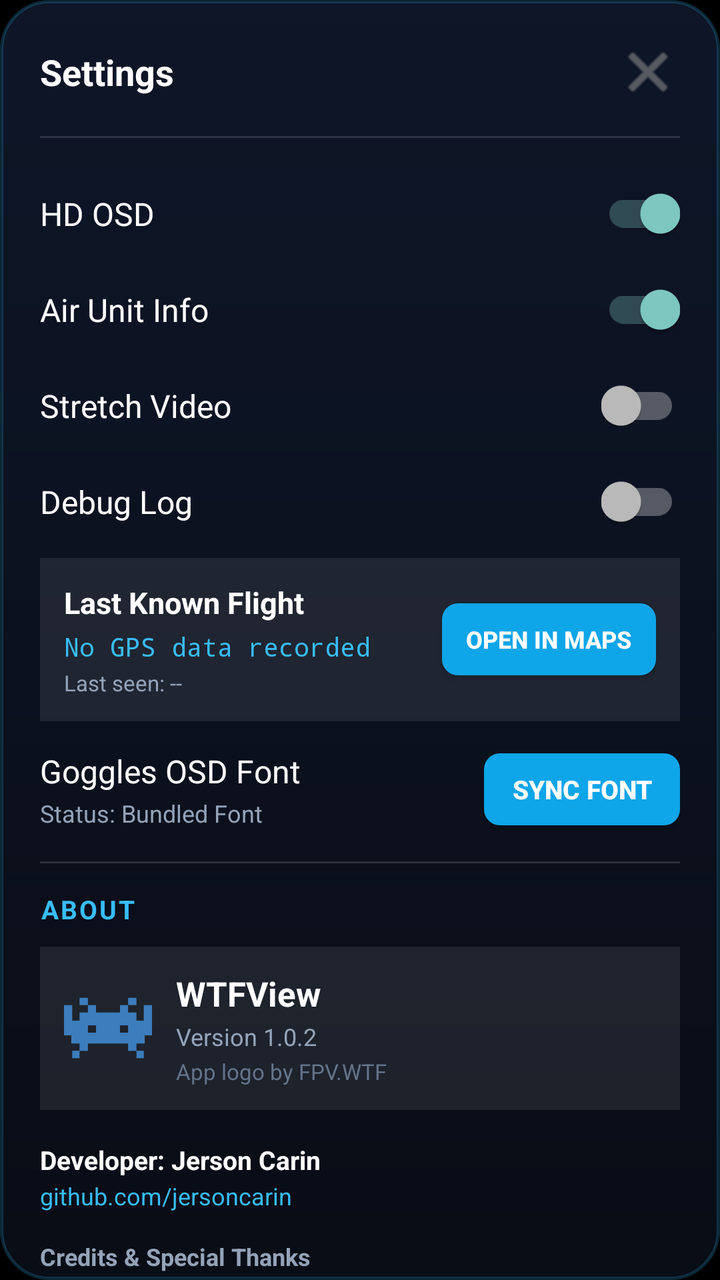
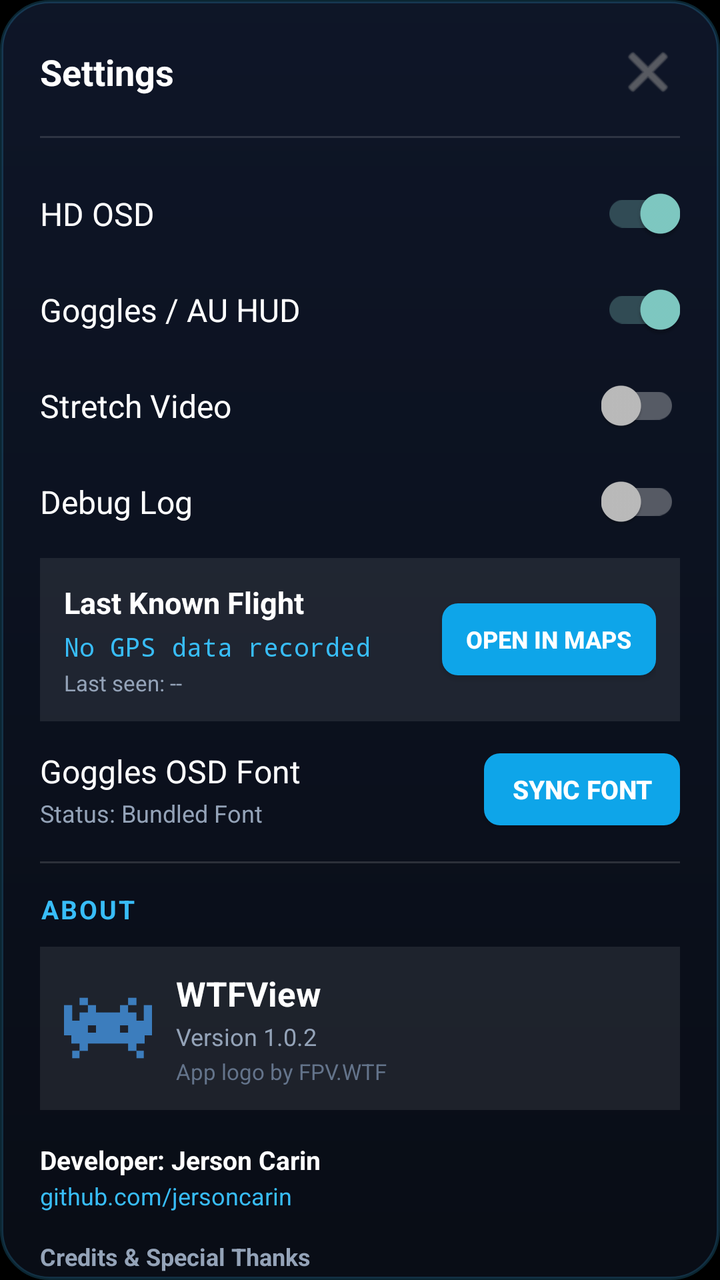

The first picture is an Android layout as it rendered before a commit; the second is the same layout after the commit. The layout source and the unified diff follow.
<!-- AndroidManifest.xml: application theme Theme.WTFView -->
<!-- res/layout/dialog_settings.xml -->
<?xml version="1.0" encoding="utf-8"?>
<ScrollView xmlns:android="http://schemas.android.com/apk/res/android"
    xmlns:app="http://schemas.android.com/apk/res-auto"
    android:layout_width="match_parent"
    android:layout_height="wrap_content"
    android:background="@drawable/bg_card_waiting"
    android:scrollbars="none"
    android:overScrollMode="never">

    <LinearLayout
        android:layout_width="match_parent"
        android:layout_height="wrap_content"
        android:orientation="vertical"
        android:padding="20dp">

        <LinearLayout
            android:layout_width="match_parent"
            android:layout_height="wrap_content"
            android:orientation="horizontal"
            android:gravity="center_vertical"
            android:layout_marginBottom="16dp">

            <TextView
                android:layout_width="0dp"
                android:layout_height="wrap_content"
                android:layout_weight="1"
                android:text="Settings"
                android:textColor="#FFFFFF"
                android:textSize="18sp"
                android:textStyle="bold" />

            <ImageButton
                android:id="@+id/btnCloseSettings"
                android:layout_width="32dp"
                android:layout_height="32dp"
                android:background="?attr/selectableItemBackgroundBorderless"
                android:src="@android:drawable/ic_menu_close_clear_cancel"
                app:tint="#888888" />
        </LinearLayout>

        <View
            android:layout_width="match_parent"
            android:layout_height="1dp"
            android:background="#22FFFFFF"
            android:layout_marginBottom="14dp" />

        <LinearLayout
            android:layout_width="match_parent"
            android:layout_height="48dp"
            android:orientation="horizontal"
            android:gravity="center_vertical">

            <TextView
                android:layout_width="0dp"
                android:layout_height="wrap_content"
                android:layout_weight="1"
                android:text="HD OSD"
                android:textColor="#FFFFFF"
                android:textSize="16sp" />

            <androidx.appcompat.widget.SwitchCompat
                android:id="@+id/switchOsd"
                android:layout_width="wrap_content"
                android:layout_height="wrap_content"
                android:checked="true" />
        </LinearLayout>

        <LinearLayout
            android:layout_width="match_parent"
            android:layout_height="48dp"
            android:orientation="horizontal"
            android:gravity="center_vertical">

            <TextView
                android:layout_width="0dp"
                android:layout_height="wrap_content"
                android:layout_weight="1"
                android:text="Air Unit Info"
                android:textColor="#FFFFFF"
                android:textSize="16sp" />

            <androidx.appcompat.widget.SwitchCompat
                android:id="@+id/switchAuHud"
                android:layout_width="wrap_content"
                android:layout_height="wrap_content"
                android:checked="true" />
        </LinearLayout>

        <LinearLayout
            android:layout_width="match_parent"
            android:layout_height="48dp"
            android:orientation="horizontal"
            android:gravity="center_vertical">

            <TextView
                android:layout_width="0dp"
                android:layout_height="wrap_content"
                android:layout_weight="1"
                android:text="Stretch Video"
                android:textColor="#FFFFFF"
                android:textSize="16sp" />

            <androidx.appcompat.widget.SwitchCompat
                android:id="@+id/switchStretch"
                android:layout_width="wrap_content"
                android:layout_height="wrap_content"
                android:checked="false" />
        </LinearLayout>

        <LinearLayout
            android:layout_width="match_parent"
            android:layout_height="48dp"
            android:orientation="horizontal"
            android:gravity="center_vertical">

            <TextView
                android:layout_width="0dp"
                android:layout_height="wrap_content"
                android:layout_weight="1"
                android:text="Debug Log"
                android:textColor="#FFFFFF"
                android:textSize="16sp" />

            <androidx.appcompat.widget.SwitchCompat
                android:id="@+id/switchDebugLog"
                android:layout_width="wrap_content"
                android:layout_height="wrap_content"
                android:checked="false" />
        </LinearLayout>

        <LinearLayout
            android:layout_width="match_parent"
            android:layout_height="wrap_content"
            android:orientation="vertical"
            android:background="#15FFFFFF"
            android:padding="12dp"
            android:layout_marginTop="4dp"
            android:layout_marginBottom="12dp">

            <LinearLayout
                android:layout_width="match_parent"
                android:layout_height="wrap_content"
                android:orientation="horizontal"
                android:gravity="center_vertical">

                <LinearLayout
                    android:layout_width="0dp"
                    android:layout_height="wrap_content"
                    android:layout_weight="1"
                    android:orientation="vertical">

                    <TextView
                        android:layout_width="wrap_content"
                        android:layout_height="wrap_content"
                        android:text="Last Known Flight"
                        android:textColor="#FFFFFF"
                        android:textSize="15sp"
                        android:textStyle="bold" />

                    <TextView
                        android:id="@+id/tvLastGpsCoords"
                        android:layout_width="wrap_content"
                        android:layout_height="wrap_content"
                        android:text="No GPS data recorded"
                        android:textColor="#38BDF8"
                        android:textSize="13sp"
                        android:fontFamily="monospace"
                        android:layout_marginTop="3dp" />

                    <TextView
                        android:id="@+id/tvLastGpsTime"
                        android:layout_width="wrap_content"
                        android:layout_height="wrap_content"
                        android:text="Last seen: --"
                        android:textColor="#94A3B8"
                        android:textSize="11sp"
                        android:layout_marginTop="2dp" />
                </LinearLayout>

                <Button
                    android:id="@+id/btnOpenInMaps"
                    android:layout_width="wrap_content"
                    android:layout_height="36dp"
                    android:text="Open in Maps"
                    android:textSize="12sp"
                    android:textStyle="bold"
                    android:textColor="#FFFFFF"
                    android:background="@drawable/bg_button_sync"
                    android:paddingStart="12dp"
                    android:paddingEnd="12dp" />
            </LinearLayout>
        </LinearLayout>


        <LinearLayout
            android:layout_width="match_parent"
            android:layout_height="wrap_content"
            android:orientation="horizontal"
            android:gravity="center_vertical"
            android:paddingTop="2dp"
            android:paddingBottom="2dp">

            <LinearLayout
                android:layout_width="0dp"
                android:layout_height="wrap_content"
                android:layout_weight="1"
                android:orientation="vertical">

                <TextView
                    android:layout_width="wrap_content"
                    android:layout_height="wrap_content"
                    android:text="Goggles OSD Font"
                    android:textColor="#FFFFFF"
                    android:textSize="16sp" />

                <TextView
                    android:id="@+id/tvFontStatus"
                    android:layout_width="wrap_content"
                    android:layout_height="wrap_content"
                    android:text="Status: Bundled Font"
                    android:textColor="#94A3B8"
                    android:textSize="12sp"
                    android:layout_marginTop="2dp" />
            </LinearLayout>

            <Button
                android:id="@+id/btnSyncFont"
                android:layout_width="wrap_content"
                android:layout_height="36dp"
                android:text="Sync Font"
                android:textSize="13sp"
                android:textStyle="bold"
                android:textColor="#FFFFFF"
                android:background="@drawable/bg_button_sync"
                android:paddingStart="14dp"
                android:paddingEnd="14dp" />
        </LinearLayout>

        <View
            android:layout_width="match_parent"
            android:layout_height="1dp"
            android:background="#22FFFFFF"
            android:layout_marginTop="14dp"
            android:layout_marginBottom="14dp" />

        <TextView
            android:layout_width="wrap_content"
            android:layout_height="wrap_content"
            android:text="About"
            android:textColor="#38BDF8"
            android:textSize="13sp"
            android:textStyle="bold"
            android:textAllCaps="true"
            android:letterSpacing="0.08"
            android:layout_marginBottom="10dp" />

        <LinearLayout
            android:layout_width="match_parent"
            android:layout_height="wrap_content"
            android:orientation="horizontal"
            android:gravity="center_vertical"
            android:background="#15FFFFFF"
            android:padding="12dp"
            android:layout_marginBottom="12dp">

            <ImageView
                android:layout_width="44dp"
                android:layout_height="44dp"
                android:src="@drawable/app_logo"
                android:layout_marginEnd="12dp"
                android:contentDescription="WTFView Logo" />

            <LinearLayout
                android:layout_width="0dp"
                android:layout_height="wrap_content"
                android:layout_weight="1"
                android:orientation="vertical">

                <TextView
                    android:layout_width="wrap_content"
                    android:layout_height="wrap_content"
                    android:text="WTFView"
                    android:textColor="#FFFFFF"
                    android:textSize="17sp"
                    android:textStyle="bold" />

                <TextView
                    android:id="@+id/tvAppVersion"
                    android:layout_width="wrap_content"
                    android:layout_height="wrap_content"
                    android:text="Version 1.0.2"
                    android:textColor="#94A3B8"
                    android:textSize="12sp"
                    android:layout_marginTop="2dp" />

                <TextView
                    android:layout_width="wrap_content"
                    android:layout_height="wrap_content"
                    android:text="App logo by FPV.WTF"
                    android:textColor="#64748B"
                    android:textSize="11sp"
                    android:layout_marginTop="2dp" />
            </LinearLayout>
        </LinearLayout>

        <LinearLayout
            android:id="@+id/layoutDevLink"
            android:layout_width="match_parent"
            android:layout_height="wrap_content"
            android:orientation="vertical"
            android:clickable="true"
            android:focusable="true"
            android:background="?attr/selectableItemBackground"
            android:paddingTop="4dp"
            android:paddingBottom="8dp">

            <TextView
                android:layout_width="wrap_content"
                android:layout_height="wrap_content"
                android:text="Developer: Jerson Carin"
                android:textColor="#FFFFFF"
                android:textSize="13sp"
                android:textStyle="bold" />

            <TextView
                android:layout_width="wrap_content"
                android:layout_height="wrap_content"
                android:text="github.com/jersoncarin"
                android:textColor="#38BDF8"
                android:textSize="12sp"
                android:layout_marginTop="1dp" />
        </LinearLayout>

        <TextView
            android:layout_width="wrap_content"
            android:layout_height="wrap_content"
            android:text="Credits &amp; Special Thanks"
            android:textColor="#94A3B8"
            android:textSize="12sp"
            android:textStyle="bold"
            android:layout_marginTop="6dp"
            android:layout_marginBottom="4dp" />

        <LinearLayout
            android:id="@+id/layoutFpvWtfLink"
            android:layout_width="match_parent"
            android:layout_height="wrap_content"
            android:orientation="vertical"
            android:clickable="true"
            android:focusable="true"
            android:background="?attr/selectableItemBackground"
            android:paddingTop="4dp"
            android:paddingBottom="6dp">

            <TextView
                android:layout_width="wrap_content"
                android:layout_height="wrap_content"
                android:text="FPV.WTF (Logo &amp; Projects)"
                android:textColor="#E2E8F0"
                android:textSize="12sp" />

            <TextView
                android:layout_width="wrap_content"
                android:layout_height="wrap_content"
                android:text="https://github.com/fpv-wtf/"
                android:textColor="#38BDF8"
                android:textSize="11sp" />
        </LinearLayout>

        <LinearLayout
            android:id="@+id/layoutDigiViewLink"
            android:layout_width="match_parent"
            android:layout_height="wrap_content"
            android:orientation="vertical"
            android:clickable="true"
            android:focusable="true"
            android:background="?attr/selectableItemBackground"
            android:paddingTop="4dp"
            android:paddingBottom="4dp">

            <TextView
                android:layout_width="wrap_content"
                android:layout_height="wrap_content"
                android:text="DigiView-Android (fpvout)"
                android:textColor="#E2E8F0"
                android:textSize="12sp" />

            <TextView
                android:layout_width="wrap_content"
                android:layout_height="wrap_content"
                android:text="https://github.com/fpvout/DigiView-Android"
                android:textColor="#38BDF8"
                android:textSize="11sp" />
        </LinearLayout>

    </LinearLayout>
</ScrollView>
<!-- resources referenced by this layout -->
<resources>
  <!-- drawable app_logo: png bitmap (drawable, 833 bytes) -->
  <!-- drawable bg_button_sync (drawable) -->
  <?xml version="1.0" encoding="utf-8"?>
  <selector xmlns:android="http://schemas.android.com/apk/res/android">
      <item android:state_pressed="true">
          <shape android:shape="rectangle">
              <solid android:color="#0284C7" />
              <corners android:radius="8dp" />
          </shape>
      </item>
      <item android:state_enabled="false">
          <shape android:shape="rectangle">
              <solid android:color="#334155" />
              <corners android:radius="8dp" />
          </shape>
      </item>
      <item>
          <shape android:shape="rectangle">
              <solid android:color="#0EA5E9" />
              <corners android:radius="8dp" />
          </shape>
      </item>
  </selector>
  <!-- drawable bg_card_waiting (drawable) -->
  <?xml version="1.0" encoding="utf-8"?>
  <shape xmlns:android="http://schemas.android.com/apk/res/android"
      android:shape="rectangle">
      <gradient
          android:angle="270"
          android:startColor="#F00F172A"
          android:endColor="#FA090D16" />
      <stroke android:width="1.5dp" android:color="#3338BDF8" />
      <corners android:radius="24dp" />
  </shape>
  <style name="Theme.WTFView" parent="Theme.AppCompat.NoActionBar">
          <item name="android:windowFullscreen">true</item>
          <item name="android:windowContentOverlay">@null</item>
          <item name="android:windowBackground">@color/black</item>
      </style>
  <color name="black">#FF000000</color>
</resources>

<!-- the commit's change to res/layout/dialog_settings.xml (unified diff, before → after) -->
@@ -75,7 +75,7 @@
                 android:layout_width="0dp"
                 android:layout_height="wrap_content"
                 android:layout_weight="1"
-                android:text="Air Unit Info"
+                android:text="Goggles / AU HUD"
                 android:textColor="#FFFFFF"
                 android:textSize="16sp" />
 
